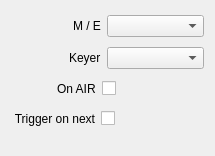
Before: the Qt Designer form src/Widgets/Inspector/Atem/InspectorAtemKeyerStateWidget.ui in CasparCG/client, drawn with Qt 5.
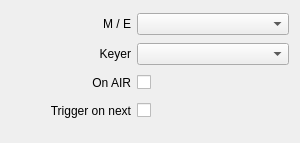
After: the same form once the commit is applied.

Commit message: Simplify layout of inspector widgets

```diff
--- a/src/Widgets/Inspector/Atem/InspectorAtemKeyerStateWidget.ui
+++ b/src/Widgets/Inspector/Atem/InspectorAtemKeyerStateWidget.ui
@@ -6,8 +6,8 @@
    <rect>
     <x>0</x>
     <y>0</y>
-    <width>215</width>
-    <height>156</height>
+    <width>300</width>
+    <height>143</height>
    </rect>
   </property>
   <property name="sizePolicy">
@@ -16,106 +16,70 @@
     <verstretch>0</verstretch>
    </sizepolicy>
   </property>
-  <layout class="QVBoxLayout" name="verticalLayout">
-   <item>
-    <layout class="QHBoxLayout" name="horizontalLayoutMixerStep">
-     <item>
-      <spacer name="horizontalSpacerMixerStep">
-       <property name="orientation">
-        <enum>Qt::Horizontal</enum>
-       </property>
-       <property name="sizeType">
-        <enum>QSizePolicy::Fixed</enum>
-       </property>
-       <property name="sizeHint" stdset="0">
-        <size>
-         <width>62</width>
-         <height>20</height>
-        </size>
-       </property>
-      </spacer>
-     </item>
-     <item>
-      <widget class="QLabel" name="labelMixerStep">
-       <property name="text">
-        <string>M / E</string>
-       </property>
-      </widget>
-     </item>
-     <item>
-      <widget class="QComboBox" name="comboBoxMixerStep">
-       <property name="sizePolicy">
-        <sizepolicy hsizetype="Expanding" vsizetype="Fixed">
-         <horstretch>0</horstretch>
-         <verstretch>0</verstretch>
-        </sizepolicy>
-       </property>
-      </widget>
-     </item>
-    </layout>
+  <layout class="QGridLayout" name="gridLayout">
+   <property name="bottomMargin">
+    <number>20</number>
+   </property>
+   <item row="1" column="1">
+    <widget class="QComboBox" name="comboBoxKeyer">
+     <property name="sizePolicy">
+      <sizepolicy hsizetype="Expanding" vsizetype="Fixed">
+       <horstretch>0</horstretch>
+       <verstretch>0</verstretch>
+      </sizepolicy>
+     </property>
+    </widget>
    </item>
-   <item>
-    <layout class="QHBoxLayout" name="horizontalLayoutKeyer">
-     <item>
-      <spacer name="horizontalSpacerKeyer">
-       <property name="orientation">
-        <enum>Qt::Horizontal</enum>
-       </property>
-       <property name="sizeType">
-        <enum>QSizePolicy::Fixed</enum>
-       </property>
-       <property name="sizeHint" stdset="0">
-        <size>
-         <width>58</width>
-         <height>20</height>
-        </size>
-       </property>
-      </spacer>
-     </item>
-     <item>
-      <widget class="QLabel" name="labelKeyer">
-       <property name="text">
-        <string>Keyer</string>
-       </property>
-      </widget>
-     </item>
-     <item>
-      <widget class="QComboBox" name="comboBoxKeyer">
-       <property name="sizePolicy">
-        <sizepolicy hsizetype="Expanding" vsizetype="Fixed">
-         <horstretch>0</horstretch>
-         <verstretch>0</verstretch>
-        </sizepolicy>
-       </property>
-      </widget>
-     </item>
-    </layout>
+   <item row="0" column="0">
+    <widget class="QLabel" name="labelMixerStep">
+     <property name="minimumSize">
+      <size>
+       <width>120</width>
+       <height>0</height>
+      </size>
+     </property>
+     <property name="text">
+      <string>M / E</string>
+     </property>
+     <property name="alignment">
+      <set>Qt::AlignRight|Qt::AlignTrailing|Qt::AlignVCenter</set>
+     </property>
+    </widget>
    </item>
-   <item>
+   <item row="1" column="0">
+    <widget class="QLabel" name="labelKeyer">
+     <property name="minimumSize">
+      <size>
+       <width>120</width>
+       <height>0</height>
+      </size>
+     </property>
+     <property name="text">
+      <string>Keyer</string>
+     </property>
+     <property name="alignment">
+      <set>Qt::AlignRight|Qt::AlignTrailing|Qt::AlignVCenter</set>
+     </property>
+    </widget>
+   </item>
+   <item row="3" column="0">
+    <widget class="QLabel" name="labelTriggerOnNext">
+     <property name="minimumSize">
+      <size>
+       <width>120</width>
+       <height>0</height>
+      </size>
+     </property>
+     <property name="text">
+      <string>Trigger on next</string>
+     </property>
+     <property name="alignment">
+      <set>Qt::AlignRight|Qt::AlignTrailing|Qt::AlignVCenter</set>
+     </property>
+    </widget>
+   </item>
+   <item row="2" column="1">
     <layout class="QHBoxLayout" name="horizontalLayoutInput">
-     <item>
-      <spacer name="horizontalSpacerState1">
-       <property name="orientation">
-        <enum>Qt::Horizontal</enum>
-       </property>
-       <property name="sizeType">
-        <enum>QSizePolicy::Fixed</enum>
-       </property>
-       <property name="sizeHint" stdset="0">
-        <size>
-         <width>46</width>
-         <height>20</height>
-        </size>
-       </property>
-      </spacer>
-     </item>
-     <item>
-      <widget class="QLabel" name="labelState">
-       <property name="text">
-        <string>On AIR</string>
-       </property>
-      </widget>
-     </item>
      <item>
       <widget class="QCheckBox" name="checkBoxState">
        <property name="layoutDirection">
@@ -138,34 +102,8 @@
      </item>
     </layout>
    </item>
-   <item>
+   <item row="3" column="1">
     <layout class="QHBoxLayout" name="horizontalLayoutTriggerOnNext">
-     <item>
-      <spacer name="horizontalSpacerTriggerOnNext1">
-       <property name="orientation">
-        <enum>Qt::Horizontal</enum>
-       </property>
-       <property name="sizeType">
-        <enum>QSizePolicy::Fixed</enum>
-       </property>
-       <property name="sizeHint" stdset="0">
-        <size>
-         <width>2</width>
-         <height>20</height>
-        </size>
-       </property>
-      </spacer>
-     </item>
-     <item>
-      <widget class="QLabel" name="labelTriggerOnNext">
-       <property name="text">
-        <string>Trigger on next</string>
-       </property>
-       <property name="alignment">
-        <set>Qt::AlignRight|Qt::AlignTrailing|Qt::AlignVCenter</set>
-       </property>
-      </widget>
-     </item>
      <item>
       <widget class="QCheckBox" name="checkBoxTriggerOnNext">
        <property name="layoutDirection">
@@ -191,21 +129,31 @@
      </item>
     </layout>
    </item>
-   <item>
-    <spacer name="verticalSpacerInput">
-     <property name="orientation">
-      <enum>Qt::Vertical</enum>
-     </property>
-     <property name="sizeType">
-      <enum>QSizePolicy::Fixed</enum>
-     </property>
-     <property name="sizeHint" stdset="0">
+   <item row="2" column="0">
+    <widget class="QLabel" name="labelState">
+     <property name="minimumSize">
       <size>
-       <width>20</width>
-       <height>10</height>
+       <width>120</width>
+       <height>0</height>
       </size>
      </property>
-    </spacer>
+     <property name="text">
+      <string>On AIR</string>
+     </property>
+     <property name="alignment">
+      <set>Qt::AlignRight|Qt::AlignTrailing|Qt::AlignVCenter</set>
+     </property>
+    </widget>
+   </item>
+   <item row="0" column="1">
+    <widget class="QComboBox" name="comboBoxMixerStep">
+     <property name="sizePolicy">
+      <sizepolicy hsizetype="Expanding" vsizetype="Fixed">
+       <horstretch>0</horstretch>
+       <verstretch>0</verstretch>
+      </sizepolicy>
+     </property>
+    </widget>
    </item>
   </layout>
   <zorder>labelKeyer</zorder>
```
Left out of the diff: 7 changed lines with no effect on the pictures. The commit also changes 58 other files.
